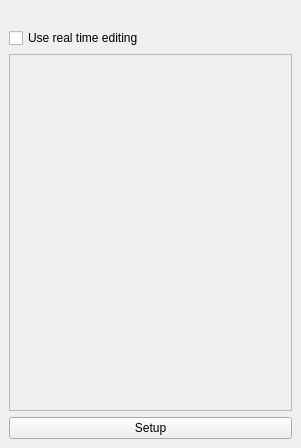
dsgoficial/DsgTools, file ProductionTools/FieldToolBox/field_toolbox.ui: the form before one commit.
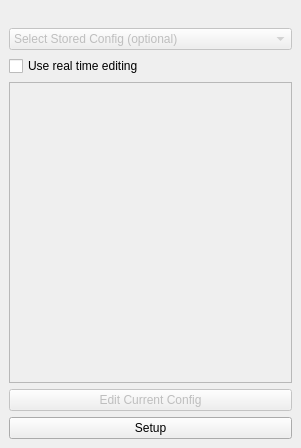
The form after the commit. Custom widgets are drawn as their Qt base class.

```diff
--- a/ProductionTools/FieldToolBox/field_toolbox.ui
+++ b/ProductionTools/FieldToolBox/field_toolbox.ui
@@ -35,13 +35,25 @@
      </spacer>
     </item>
     <item row="2" column="0" colspan="2">
+     <widget class="QComboBox" name="comboBox">
+      <property name="enabled">
+       <bool>false</bool>
+      </property>
+      <item>
+       <property name="text">
+        <string>Select Stored Config (optional)</string>
+       </property>
+      </item>
+     </widget>
+    </item>
+    <item row="3" column="0">
      <widget class="QCheckBox" name="checkBox">
       <property name="text">
        <string>Use real time editing</string>
       </property>
      </widget>
     </item>
-    <item row="3" column="0" colspan="2">
+    <item row="4" column="0" colspan="2">
      <widget class="QScrollArea" name="scrollArea">
       <property name="widgetResizable">
        <bool>true</bool>
@@ -51,15 +63,25 @@
         <rect>
          <x>0</x>
          <y>0</y>
-         <width>279</width>
-         <height>311</height>
+         <width>281</width>
+         <height>219</height>
         </rect>
        </property>
        <layout class="QGridLayout" name="gridLayout_2"/>
       </widget>
      </widget>
     </item>
-    <item row="4" column="0" colspan="2">
+    <item row="5" column="0" colspan="2">
+     <widget class="QPushButton" name="editCurrentConfigButton">
+      <property name="enabled">
+       <bool>false</bool>
+      </property>
+      <property name="text">
+       <string>Edit Current Config</string>
+      </property>
+     </widget>
+    </item>
+    <item row="6" column="0" colspan="2">
      <widget class="QPushButton" name="setupButton">
       <property name="text">
        <string>Setup</string>
```
